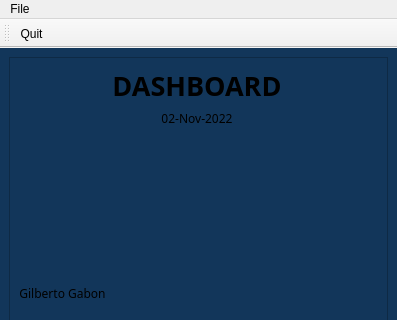
Above: MyCovidRecord/dashboard.ui from gagabon501/cs106-2 before the change; both pictures show x 0 to 397 and y 0 to 320 of the 397 by 851 pixel window. Below: the same form after it.
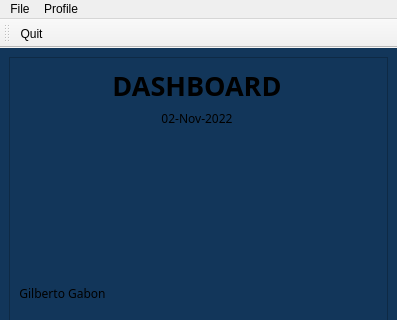
That is the form after the change. Icons and pictures are not drawn.

Commit message: Added menubar and toolbar for User Dashboard screen

What changed in the file:
```diff
--- a/MyCovidRecord/dashboard.ui
+++ b/MyCovidRecord/dashboard.ui
@@ -389,8 +389,15 @@
      <string>File</string>
     </property>
     <addaction name="actionQuit"/>
+    <addaction name="separator"/>
+   </widget>
+   <widget class="QMenu" name="menuProfile">
+    <property name="title">
+     <string>Profile</string>
+    </property>
    </widget>
    <addaction name="menuFile"/>
+   <addaction name="menuProfile"/>
   </widget>
   <widget class="QToolBar" name="toolBar">
    <property name="windowTitle">
```
Left out of the diff: 32 changed lines with no effect on the pictures. The commit also changes 5 other files.
